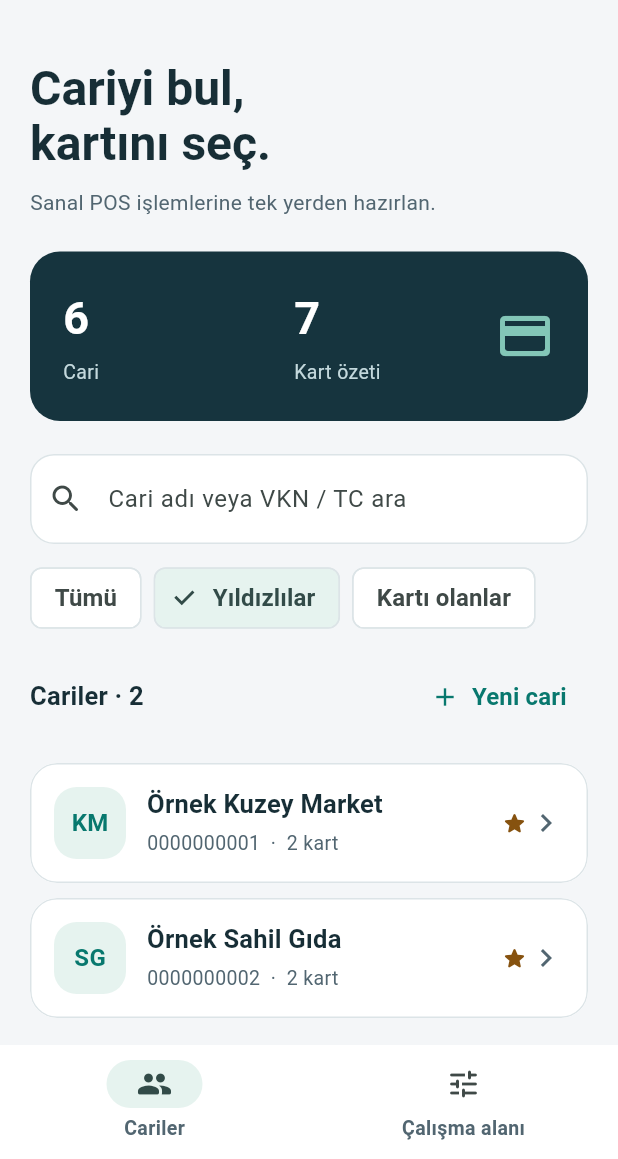
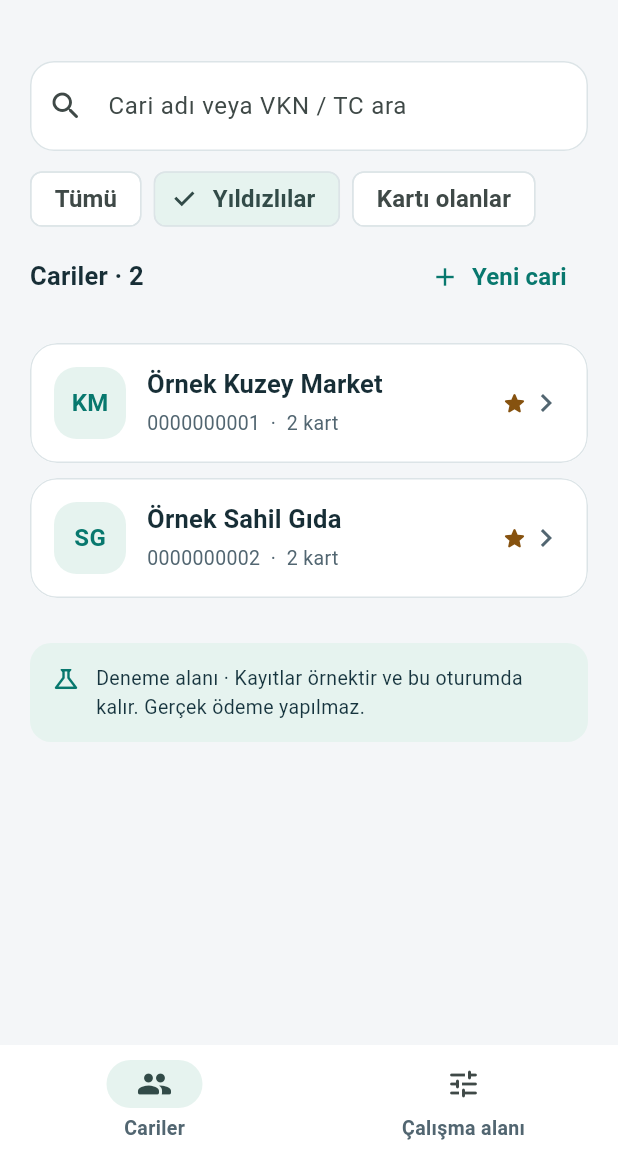
Before and after one commit to alibedirhan/CAL-Bup-Sanal-Pos, a Flutter app: the screen it shows after launch, after a tap on "Denemeyi aç", after a tap on "Yıldızlılar", on a phone screen of 412 x 824 dp, the part 77-1236 px from its top. Run offline on Flutter 3.47's test engine with Material 3 defaults, Android fonts, the phone set to English and light mode, and no system bars; our stand-ins replace cloud_firestore, firebase_auth, firebase_core; missing offline and left inert: dart:js_interop; accounts and stored records are empty.

Commit message:
0.8.1: küçük ekran — pencerede üst boşluk, kalkan uyarılar, kartlar üstte
- altPencereAc: alttan açılan pencereler görünen alanın %88'i (iPhone SE)
- form uyarıları ilk denemeden sonra yazdıkça güncellenir
- cari listesinde büyük başlık/sayı kutusu yok, süzgeçler tek satır
- profilde kartlar üstte, cari işlemleri altta; canlı boş liste yazısı
- test/kucuk_ekran_test.dart (375x548)

Co-Authored-By: Claude Opus 5.5 <noreply@anthropic.com>
Claude-Session: https://claude.ai/code/session_013XZgunSpGWtLWmiSeqaNyi

```diff
--- a/lib/ui/ana_ekran.dart
+++ b/lib/ui/ana_ekran.dart
@@ -77,7 +77,7 @@ class _AnaEkranState extends State<AnaEkran> {
                 padding: EdgeInsets.only(right: 4),
                 child: Chip(
                   label: Text(
-                    m.deneme ? 'Deneme' : '0.8.0',
+                    m.deneme ? 'Deneme' : '0.8.1',
                     style: const TextStyle(fontSize: 11),
                   ),
                   padding: EdgeInsets.symmetric(horizontal: 2),
--- a/lib/ui/bilgi_sayfasi.dart
+++ b/lib/ui/bilgi_sayfasi.dart
@@ -31,7 +31,7 @@ class BilgiSayfasi extends StatelessWidget {
               style: Theme.of(context).textTheme.headlineLarge,
             ),
             const SizedBox(height: 10),
-            const Text('BUP Sanal POS · 0.8.0'),
+            const Text('BUP Sanal POS · 0.8.1'),
             const SizedBox(height: 24),
             DurumNotu(
               kullanici == null
--- a/lib/ui/cari_listesi.dart
+++ b/lib/ui/cari_listesi.dart
@@ -32,15 +32,8 @@ class _CariListesiState extends State<CariListesi> {
             child: Column(
               crossAxisAlignment: CrossAxisAlignment.start,
               children: [
-                Text(
-                  'Cariyi bul,\nkartını seç.',
-                  style: Theme.of(context).textTheme.headlineLarge,
-                ),
-                const SizedBox(height: 10),
-                const Text('Sanal POS işlemlerine tek yerden hazırlan.'),
-                const SizedBox(height: 22),
-                _Ozet(cariSayisi: m.cariler.length, kartSayisi: m.kartSayisi),
-                const SizedBox(height: 22),
+                // Küçük ekranda (iPhone SE) ilk bakışta cariler görünsün diye
+                // büyük başlık ve sayı kutusu yok; arama en üstte.
                 TextField(
                   controller: _arama,
                   onChanged: m.ara,
@@ -64,13 +57,17 @@ class _CariListesiState extends State<CariListesi> {
                   ),
                 ),
                 const SizedBox(height: 12),
-                Wrap(
-                  spacing: 8,
-                  runSpacing: 8,
+                // Tek satır: dar ekranda iki satıra bölünüp listeyi aşağı itmez.
+                SingleChildScrollView(
+                  scrollDirection: Axis.horizontal,
+                  child: Row(
                     children: [
                       for (final f in CariFiltresi.values)
-                      ChoiceChip(
+                        Padding(
+                          padding: const EdgeInsets.only(right: 8),
+                          child: ChoiceChip(
                             selected: m.filtre == f,
+                            visualDensity: VisualDensity.compact,
                             label: Text(switch (f) {
                               CariFiltresi.tumu => 'Tümü',
                               CariFiltresi.yildizli => 'Yıldızlılar',
@@ -78,9 +75,11 @@ class _CariListesiState extends State<CariListesi> {
                             }),
                             onSelected: (_) => m.suz(f),
                           ),
+                        ),
                     ],
                   ),
-                const SizedBox(height: 18),
+                ),
+                const SizedBox(height: 8),
                 Row(
                   children: [
                     Expanded(
@@ -125,7 +124,9 @@ class _CariListesiState extends State<CariListesi> {
                     ? 'İlk carini ekle'
                     : 'Cari bulunamadı',
                 aciklama: m.cariler.isEmpty
+                    ? m.deneme
                           ? 'Yeni cari düğmesiyle bir deneme kaydı oluşturabilirsin.'
+                          : 'Yeni cari düğmesiyle ilk carini ekleyebilirsin.'
                     : 'Farklı bir ad veya kimlik numarası deneyebilirsin.',
                 eylem: m.cariler.isEmpty
                     ? FilledButton(
@@ -159,58 +160,6 @@ class _CariListesiState extends State<CariListesi> {
       ],
     );
   }
-}
-
-class _Ozet extends StatelessWidget {
-  const _Ozet({required this.cariSayisi, required this.kartSayisi});
-  final int cariSayisi, kartSayisi;
-  @override
-  Widget build(BuildContext context) => Container(
-    width: double.infinity,
-    decoration: BoxDecoration(
-      color: PosRenk.koyu,
-      borderRadius: BorderRadius.circular(20),
-    ),
-    padding: const EdgeInsets.all(22),
-    child: Row(
-      children: [
-        Expanded(child: _Deger('$cariSayisi', 'Cari')),
-        const SizedBox(width: 20),
-        Expanded(child: _Deger('$kartSayisi', 'Kart özeti')),
-        const ExcludeSemantics(
-          child: Icon(
-            Icons.credit_card_rounded,
-            color: Color(0xFF83C6B7),
-            size: 40,
-          ),
-        ),
-      ],
-    ),
-  );
-}
-
-class _Deger extends StatelessWidget {
-  const _Deger(this.deger, this.baslik);
-  final String deger, baslik;
-  @override
-  Widget build(BuildContext context) => Column(
-    crossAxisAlignment: CrossAxisAlignment.start,
-    children: [
-      Text(
-        deger,
-        style: const TextStyle(
-          color: PosRenk.beyaz,
-          fontSize: 30,
-          fontWeight: FontWeight.w700,
-        ),
-      ),
-      const SizedBox(height: 4),
-      Text(
-        baslik,
-        style: const TextStyle(color: Color(0xFFC4D9DD), fontSize: 13),
-      ),
-    ],
-  );
 }
 
 class _CariSatiri extends StatelessWidget {
--- a/lib/ui/oturum_modeli.dart
+++ b/lib/ui/oturum_modeli.dart
@@ -77,7 +77,6 @@ class OturumModeli extends ChangeNotifier {
             },
       )
       .toList(growable: false);
-  int get kartSayisi => cariler.fold(0, (toplam, c) => toplam + c.kartSayisi);
   KartOzeti? get seciliKart {
     for (final kart in profil?.kartlar ?? <KartOzeti>[]) {
       if (kart.id == seciliKartId) return kart;
--- a/pubspec.yaml
+++ b/pubspec.yaml
@@ -1,7 +1,7 @@
 name: bup_sanal_pos
 description: "BUP Sanal POS — bağımsız, telefon odaklı cari ve kart çalışma alanı."
 publish_to: 'none'
-version: 0.8.0+14
+version: 0.8.1+15
 
 environment:
   sdk: ^3.11.0
```
Also changed, not shown: lib/ui/cari_formu.dart (+9 -9 lines), lib/ui/cari_profili.dart (+75 -70 lines), lib/ui/giris_sayfasi.dart (+15 -3 lines), lib/ui/kart_formu.dart (+15 -9 lines), lib/ui/ortak.dart (+24 -0 lines), lib/ui/pos_onayi.dart (+1 -7 lines), 4 other files. Lines whose indentation alone changed are shown as unchanged.
